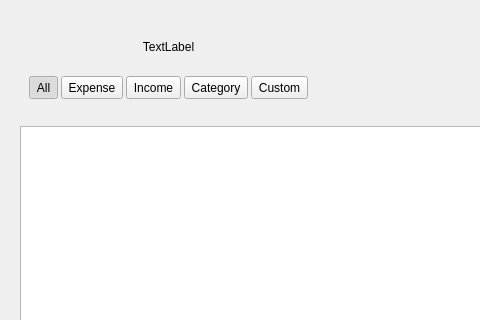
Before: the Qt Designer form Desktop/Pages/Transactions/TransactionsPage.ui in david4more/CoinWarden, drawn with Qt 5; both pictures show x 0 to 480 and y 0 to 320 of the 1000 by 800 pixel window.
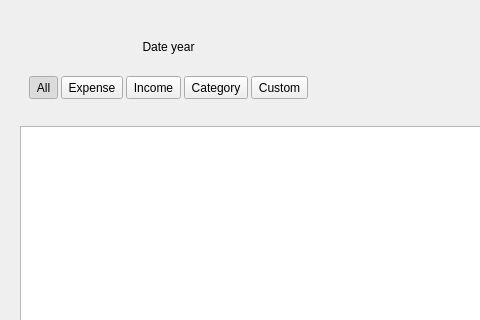
After: the same form once the commit is applied. Icons and pictures are not drawn.

Commit message: implement custom date choose

Patch:
```diff
--- a/Desktop/Pages/Transactions/TransactionsPage.ui
+++ b/Desktop/Pages/Transactions/TransactionsPage.ui
@@ -146,15 +146,21 @@
             </spacer>
            </item>
            <item>
-            <widget class="QLabel" name="date">
+            <widget class="QToolButton" name="date">
+             <property name="sizePolicy">
+              <sizepolicy hsizetype="Preferred" vsizetype="Preferred">
+               <horstretch>0</horstretch>
+               <verstretch>0</verstretch>
+              </sizepolicy>
+             </property>
              <property name="styleSheet">
               <string notr="true">font: 600 12pt &quot;Sans Serif&quot;;</string>
              </property>
              <property name="text">
-              <string>TextLabel</string>
+              <string>Date year</string>
              </property>
-             <property name="alignment">
-              <set>Qt::AlignmentFlag::AlignCenter</set>
+             <property name="autoRaise">
+              <bool>true</bool>
              </property>
             </widget>
            </item>
```
The commit also changes 2 other files.
